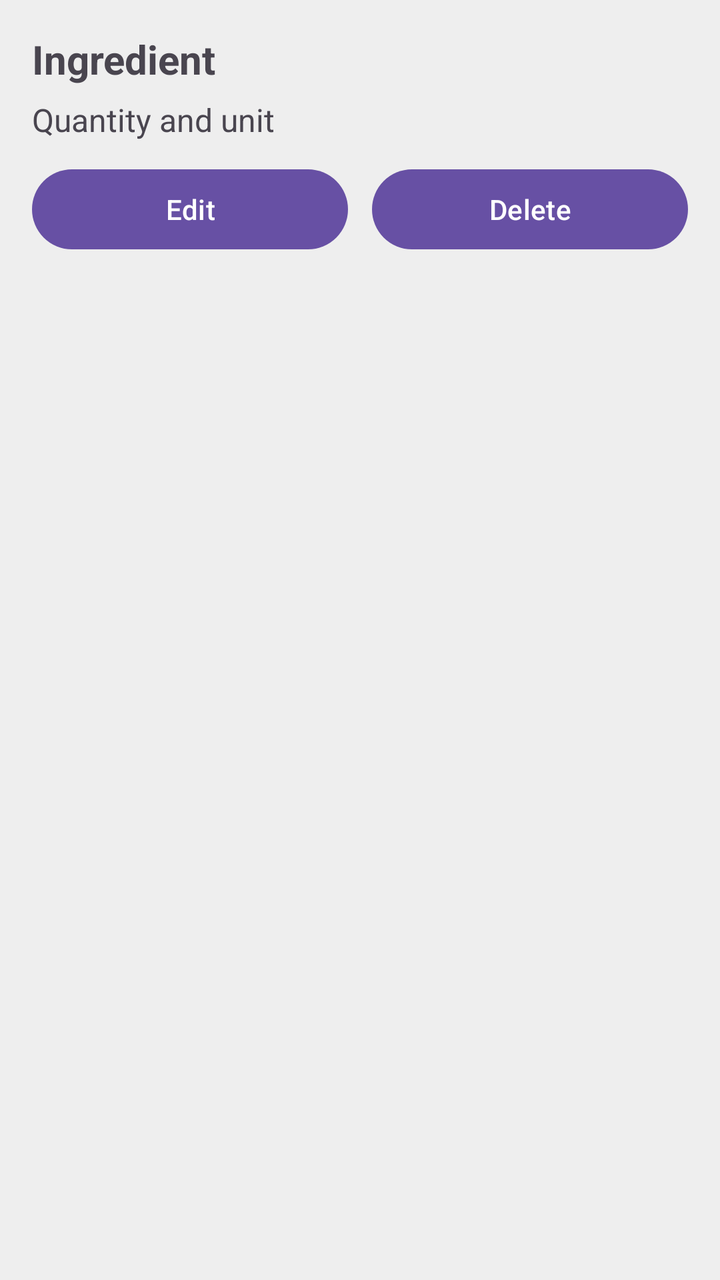
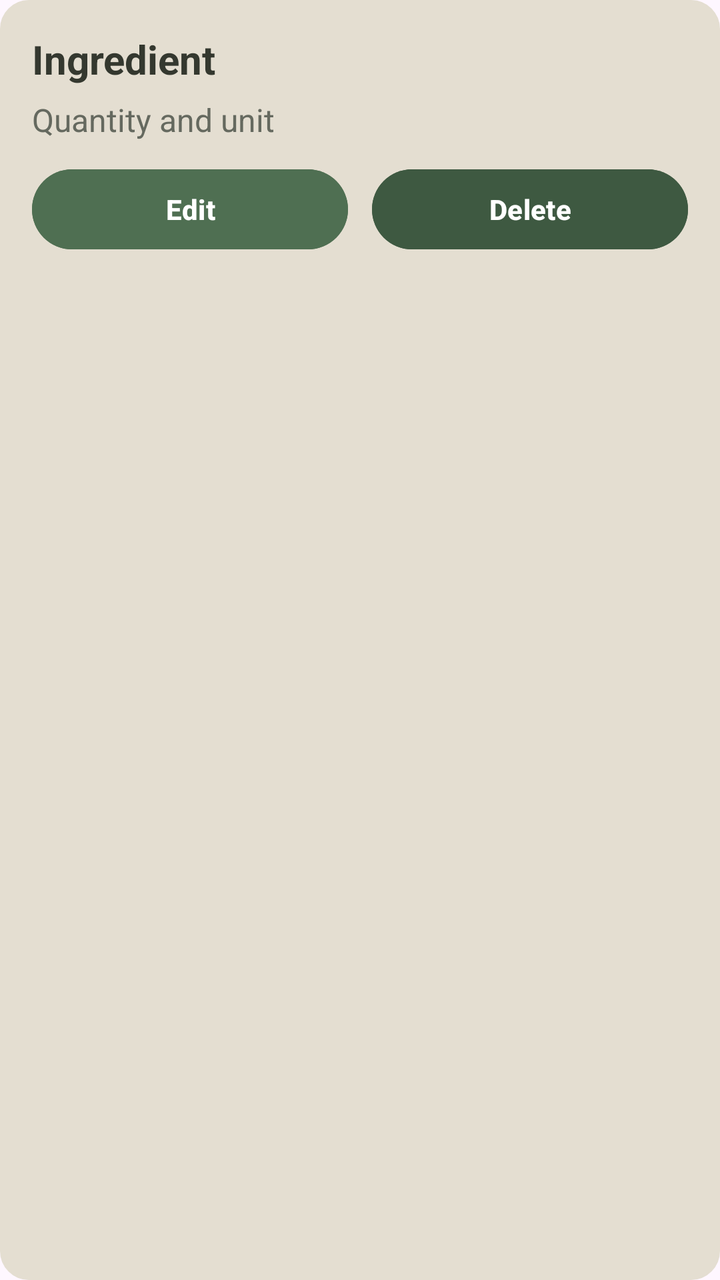

Compare the two renders of this Android layout. The source of the first and the diff that turns it into the second are given below.
<!-- AndroidManifest.xml: application theme Theme.SmartPantryManager -->
<!-- res/layout/pantry_item.xml -->
<?xml version="1.0" encoding="utf-8"?>
<LinearLayout
    xmlns:android="http://schemas.android.com/apk/res/android"
    android:layout_width="match_parent"
    android:layout_height="wrap_content"
    android:orientation="vertical"
    android:padding="16dp"
    android:layout_marginBottom="12dp"
    android:background="#EEEEEE">

    <TextView
        android:id="@+id/ingredientName"
        android:layout_width="match_parent"
        android:layout_height="wrap_content"
        android:text="Ingredient"
        android:textSize="20sp"
        android:textStyle="bold"
        android:layout_marginBottom="6dp" />

    <TextView
        android:id="@+id/ingredientDetails"
        android:layout_width="match_parent"
        android:layout_height="wrap_content"
        android:text="Quantity and unit"
        android:textSize="16sp"
        android:layout_marginBottom="10dp" />

    <LinearLayout
        android:layout_width="match_parent"
        android:layout_height="wrap_content"
        android:orientation="horizontal">

        <Button
            android:id="@+id/editButton"
            android:layout_width="0dp"
            android:layout_height="wrap_content"
            android:layout_weight="1"
            android:text="Edit"
            android:layout_marginEnd="6dp" />

        <Button
            android:id="@+id/deleteButton"
            android:layout_width="0dp"
            android:layout_height="wrap_content"
            android:layout_weight="1"
            android:text="Delete"
            android:layout_marginStart="6dp" />

    </LinearLayout>

</LinearLayout>
<!-- resources referenced by this layout -->
<resources>
  <style name="Theme.SmartPantryManager" parent="Base.Theme.SmartPantryManager" />
  <style name="Base.Theme.SmartPantryManager" parent="Theme.Material3.DayNight.NoActionBar">
          
          
      </style>
</resources>

<!-- the commit's change to res/layout/pantry_item.xml (unified diff, before → after) -->
@@ -6,7 +6,7 @@
     android:orientation="vertical"
     android:padding="16dp"
     android:layout_marginBottom="12dp"
-    android:background="#EEEEEE">
+    android:background="@drawable/ingredient_card">
 
     <TextView
         android:id="@+id/ingredientName"
@@ -15,6 +15,7 @@
         android:text="Ingredient"
         android:textSize="20sp"
         android:textStyle="bold"
+        android:textColor="@color/brown"
         android:layout_marginBottom="6dp" />
 
     <TextView
@@ -23,6 +24,7 @@
         android:layout_height="wrap_content"
         android:text="Quantity and unit"
         android:textSize="16sp"
+        android:textColor="@color/brown_light"
         android:layout_marginBottom="10dp" />
 
     <LinearLayout
@@ -36,6 +38,9 @@
             android:layout_height="wrap_content"
             android:layout_weight="1"
             android:text="Edit"
+            android:textColor="@color/white"
+            android:textStyle="bold"
+            android:backgroundTint="@color/sage"
             android:layout_marginEnd="6dp" />
 
         <Button
@@ -44,6 +49,9 @@
             android:layout_height="wrap_content"
             android:layout_weight="1"
             android:text="Delete"
+            android:textColor="@color/white"
+            android:textStyle="bold"
+            android:backgroundTint="@color/sage_dark"
             android:layout_marginStart="6dp" />
 
     </LinearLayout>
<!-- resource entries referenced after the edit -->
@@ -1,6 +1,32 @@
 <!-- resources referenced by this layout -->
 <resources>
+  <color name="brown">#34382F</color>
+  <color name="brown_light">#65695F</color>
+  <color name="sage">#4F6F52</color>
+  <color name="sage_dark">#3E5941</color>
+  <color name="white">#FFFFFFFF</color>
+  <!-- drawable ingredient_card (drawable) -->
+  <?xml version="1.0" encoding="utf-8"?>
+  <shape xmlns:android="http://schemas.android.com/apk/res/android"
+      android:shape="rectangle">
+  
+      <solid android:color="@color/cream_dark" />
+  
+      <corners android:radius="14dp" />
+  
+      <stroke
+          android:width="1dp"
+          android:color="@color/cream_dark" />
+  
+      <padding
+          android:left="2dp"
+          android:top="2dp"
+          android:right="2dp"
+          android:bottom="2dp" />
+  
+  </shape>
   <style name="Theme.SmartPantryManager" parent="Base.Theme.SmartPantryManager" />
+  <color name="cream_dark">#E4DED1</color>
   <style name="Base.Theme.SmartPantryManager" parent="Theme.Material3.DayNight.NoActionBar">
           
           
